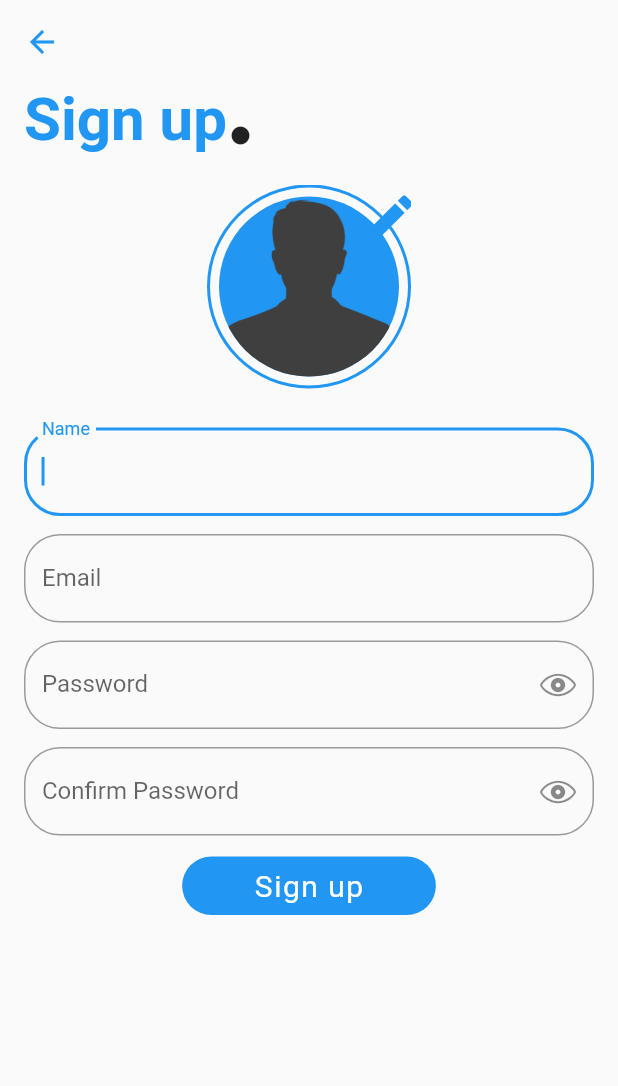
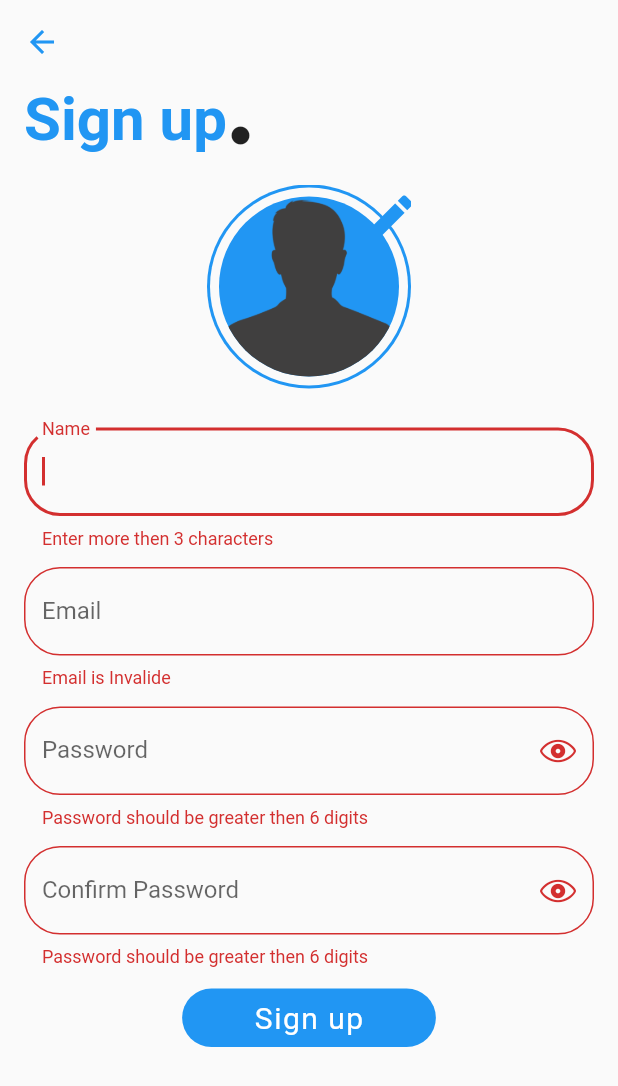
Before and after one commit to askabdulhaseeb/firebase-api-task, a Flutter app: the SignupScreen screen opened by its route, after a tap on "Sign up", on a phone screen of 412 x 824 dp. Shown: the top 1086 px of the screen. Run offline on Flutter 3.47's test engine with Material 2 defaults, Android fonts, the phone set to English and light mode, and no system bars; our stand-ins replace cloud_firestore, firebase_auth, firebase_core, firebase_storage, fluttertoast, image_picker and 1 more; accounts and stored records are empty.

Commit message:
shared preference, auth backend

```diff
--- /dev/null
+++ b/lib/database/user_local_data.dart
@@ -0,0 +1,47 @@
+import 'package:shared_preferences/shared_preferences.dart';
+import '../models/app_user.dart';
+
+class UserLocalData {
+  static late SharedPreferences? _preferences;
+  static Future<void> init() async =>
+      _preferences = await SharedPreferences.getInstance();
+
+  static void signout() => _preferences!.clear();
+
+  static const String _uidKey = 'UIDKEY';
+  static const String _emailKey = 'EMAILKEY';
+  static const String _displayNameKey = 'DISPLAYNAMEKEY';
+  static const String _imageUrlKey = 'IMAGEURLKEY';
+
+  //s
+  // Setters
+  //
+  static Future<void> setUserUID(String uid) async =>
+      _preferences!.setString(_uidKey, uid);
+
+  static Future<void> setUserEmail(String email) async =>
+      _preferences!.setString(_emailKey, email);
+
+  static Future<void> setUserDisplayName(String name) async =>
+      _preferences!.setString(_displayNameKey, name);
+
+  static Future<void> setUserImageUrl(String url) async =>
+      _preferences!.setString(_imageUrlKey, url);
+
+  //
+  // Getters
+  //
+  static String get getUserUID => _preferences!.getString(_uidKey) ?? '';
+  static String get getUserEmail => _preferences!.getString(_emailKey) ?? '';
+  static String get getUserDisplayName =>
+      _preferences!.getString(_displayNameKey) ?? '';
+  static String get getUserImageUrl =>
+      _preferences!.getString(_imageUrlKey) ?? '';
+
+  void storeAppUserData({required AppUser appUser, String token = ''}) {
+    setUserUID(appUser.uid!);
+    setUserEmail(appUser.email!);
+    setUserDisplayName(appUser.name!);
+    setUserImageUrl(appUser.imageURL!);
+  }
+}
--- /dev/null
+++ b/lib/models/app_user.dart
@@ -0,0 +1,37 @@
+import 'package:cloud_firestore/cloud_firestore.dart';
+
+class AppUser {
+  const AppUser({
+    this.uid,
+    this.name,
+    this.imageURL,
+    this.password,
+    this.email,
+  });
+  final String? uid;
+  final String? name;
+  final String? imageURL;
+  final String? password;
+  final String? email;
+
+  Map<String, dynamic> toMap() {
+    return <String, dynamic>{
+      'uid': uid,
+      'name': name,
+      'imageURL': imageURL,
+      'password': password,
+      'email': email,
+    };
+  }
+
+  // ignore: sort_constructors_first
+  factory AppUser.fromDocument(DocumentSnapshot<Map<String, dynamic>> docs) {
+    return AppUser(
+      uid: docs.data()!['uid'].toString(),
+      name: docs.data()!['name'].toString(),
+      imageURL: docs.data()!['imageURL'].toString(),
+      password: docs.data()!['password'].toString(),
+      email: docs.data()!['email'].toString(),
+    );
+  }
+}
--- a/lib/screens/auth/login_screen.dart
+++ b/lib/screens/auth/login_screen.dart
@@ -1,10 +1,14 @@
 import 'package:flutter/material.dart';
+import 'package:firebase_auth/firebase_auth.dart';
+import '../../database/aith_methods.dart';
 import '../../utilities/custom_validator.dart';
 import '../../utilities/utilities.dart';
 import '../../widgets/custom_button.dart';
 import '../../widgets/custom_textformfield.dart';
 import '../../widgets/password_textformfield.dart';
+import '../../widgets/custom_toast.dart';
 import '../../widgets/show_loading.dart';
+import '../home_screen/home_screen.dart';
 import 'signup_screen.dart';
 
 class LoginScreen extends StatefulWidget {
@@ -49,6 +53,20 @@ class _LoginScreenState extends State<LoginScreen> {
                 onTap: () async {
                   if (_key.currentState!.validate()) {
                     showLoadingDislog(context);
+                    final User? _user =
+                        await AuthMethod().loginWithEmailAndPassword(
+                      _email.text.trim(),
+                      _password.text.trim(),
+                    );
+                    if (_user != null) {
+                      Navigator.of(context).pushNamedAndRemoveUntil(
+                          HomeScreen.routeName,
+                          (Route<dynamic> route) => false);
+                    } else {
+                      Navigator.of(context).pop();
+                      CustomToast.errorToast(
+                          message: 'email OR password in incorrect');
+                    }
                   }
                 },
                 text: 'Login',
--- a/lib/screens/auth/signup_screen.dart
+++ b/lib/screens/auth/signup_screen.dart
@@ -1,10 +1,18 @@
 import 'dart:io';
 import 'package:flutter/material.dart';
+import 'package:firebase_auth/firebase_auth.dart';
+import 'package:image_picker/image_picker.dart';
+import '../../models/app_user.dart';
+import '../../database/aith_methods.dart';
+import '../../database/user_api.dart';
 import '../../utilities/custom_validator.dart';
 import '../../utilities/utilities.dart';
 import '../../widgets/custom_button.dart';
 import '../../widgets/custom_textformfield.dart';
 import '../../widgets/password_textformfield.dart';
+import '../../widgets/show_loading.dart';
+import '../../widgets/custom_toast.dart';
+import 'login_screen.dart';
 
 class SignupScreen extends StatefulWidget {
   const SignupScreen({Key? key}) : super(key: key);
@@ -51,9 +59,9 @@ class _SignupScreenState extends State<SignupScreen> {
                           radius: 60,
                           backgroundColor: Theme.of(context).primaryColor,
                           backgroundImage: _pickedImage != null
-                              ? FileImage(_pickedImage)
-                              : const AssetImage('images/default_user.png')
-                                  as ImageProvider,
+                              ? Image.file(File(_pickedImage.path))
+                                  as ImageProvider
+                              : const AssetImage('images/default_user.png'),
                         ),
                       ),
                     ),
@@ -62,7 +70,15 @@ class _SignupScreenState extends State<SignupScreen> {
                       right: -6,
                       child: IconButton(
                         tooltip: 'Edit Image',
-                        onPressed: () {},
+                        onPressed: () async {
+                          final ImagePicker picker = ImagePicker();
+                          final XFile? pickedImage = await picker.pickImage(
+                            source: ImageSource.gallery,
+                          );
+                          final File pickedImageFile = File(pickedImage!.path);
+                          _pickedImage = pickedImageFile;
+                          setState(() {});
+                        },
                         icon: Icon(
                           Icons.edit,
                           size: 40,
@@ -92,7 +108,45 @@ class _SignupScreenState extends State<SignupScreen> {
                   title: 'Confirm Password',
                 ),
                 CustomTextButton(
-                  onTap: () {},
+                  onTap: () async {
+                    if (_key.currentState!.validate()) {
+                      if (_password.text.trim() ==
+                          _confirmPassword.text.trim()) {
+                        showLoadingDislog(context);
+                        FocusScope.of(context).unfocus();
+                        final User? _user =
+                            await AuthMethod().signupWithEmailAndPassword(
+                          email: _email.text,
+                          password: _password.text,
+                        );
+                        String date = DateTime.now().toString();
+                        DateTime dateparse = DateTime.parse(date);
+                        String formattedDate =
+                            '${dateparse.day}-${dateparse.month}-${dateparse.year}';
+                        AppUser _appUser = AppUser(
+                          uid: _user!.uid,
+                          name: _name.text.trim(),
+                          email: _email.text.trim(),
+                          imageURL: '',
+                        );
+                        final bool _save = await UserAPI().addUser(_appUser);
+                        if (_save) {
+                          CustomToast.successToast(
+                              message: 'Signup successfully');
+                          Navigator.of(context).pushNamedAndRemoveUntil(
+                              LoginScreen.routeName,
+                              (Route<dynamic> route) => false);
+                        } else {
+                          Navigator.of(context).pop();
+                        }
+                      } else {
+                        CustomToast.errorToast(
+                          message:
+                              'Password and confirm password should be same',
+                        );
+                      }
+                    }
+                  },
                   text: 'Sign up',
                 )
               ],
--- a/pubspec.yaml
+++ b/pubspec.yaml
@@ -17,6 +17,8 @@ dependencies:
   firebase_core: ^1.7.0
   firebase_storage: ^10.0.5
 
+  shared_preferences: ^2.0.8
+
 dev_dependencies:
   flutter_test:
     sdk: flutter
```
Also changed, not shown: lib/database/aith_methods.dart (added, +64 -0 lines), lib/database/user_api.dart (added, +39 -0 lines), lib/main.dart (+9 -6 lines), pubspec.lock, 2 other files.
